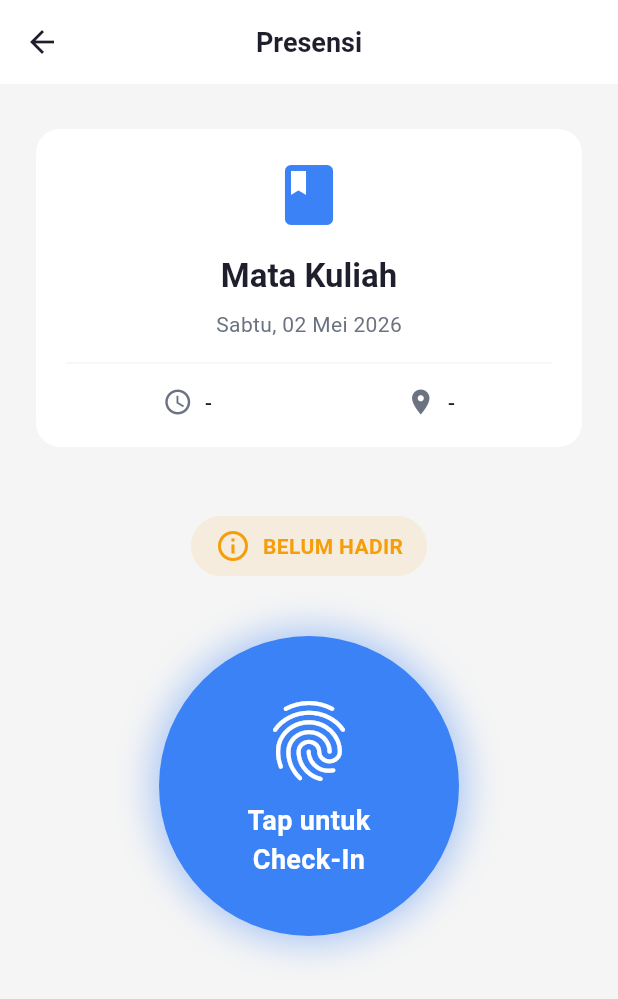
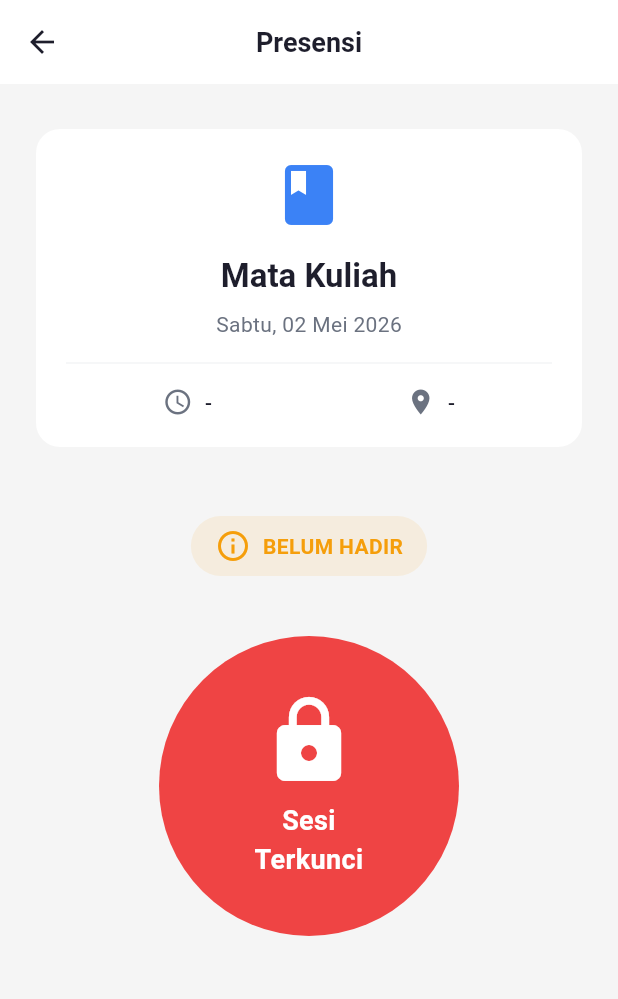
Before and after one commit to MFaizR77/SmartAttend, a Flutter app: the PresensiScreen screen opened directly with sample values from the repository, on a phone screen of 412 x 824 dp. Shown: the top 999 px of the screen. Run offline on Flutter 3.47's test engine with Material 3 defaults, Android fonts, the phone set to English and light mode, and no system bars; our stand-ins replace connectivity_plus, flutter_dotenv, flutter_local_notifications, hive, hive_flutter, timezone; missing offline and left inert: mongo_dart; accounts and stored records are empty.

Commit message:
Absensi mahasiswa bedasarkan dibuka/belum dibuka oleh dosen, testing notifikasi

```diff
--- a/lib/features/mahasiswa/presensi/view/presensi_screen.dart
+++ b/lib/features/mahasiswa/presensi/view/presensi_screen.dart
@@ -37,11 +37,11 @@ class _PresensiScreenState extends State<PresensiScreen> {
   }
 
   void _handleCheckIn() async {
-    // 1. Validasi Jendela Waktu Lokal (Local Time-Window)
-    if (!_vm.isWithinTimeWindow(widget.jadwal['jam'] ?? '')) {
+    // 1. Validasi Kelas sudah dimulai oleh Dosen
+    if (!_vm.isKelasBuka.value) {
       ScaffoldMessenger.of(context).showSnackBar(
-        SnackBar(
-          content: Text('Absen ditolak: Di luar jam perkuliahan (${widget.jadwal['jam']})'),
+        const SnackBar(
+          content: Text('Absen ditolak: Sesi kelas belum dimulai atau sudah diakhiri oleh dosen.'),
           backgroundColor: AppColors.error,
         ),
       );
@@ -163,12 +163,21 @@ class _PresensiScreenState extends State<PresensiScreen> {
 
                     // Big Action Button
                     ValueListenableBuilder<bool>(
+                      valueListenable: _vm.isKelasBuka,
+                      builder: (context, isKelasBuka, _) {
+                        return ValueListenableBuilder<bool>(
                           valueListenable: _vm.isLoading,
                           builder: (context, isLoading, _) {
+                            final Color buttonColor = isHadir
+                                ? AppColors.success
+                                : (!isKelasBuka
+                                    ? AppColors.error
+                                    : (isLoading ? AppColors.accentLight : AppColors.accent));
+
                             return Material(
                               color: Colors.transparent,
                               child: InkWell(
-                            onTap: isHadir || isLoading ? null : _handleCheckIn,
+                                onTap: isHadir || isLoading || !isKelasBuka ? null : _handleCheckIn,
                                 borderRadius: BorderRadius.circular(100),
                                 child: AnimatedContainer(
                                   duration: const Duration(milliseconds: 300),
@@ -176,11 +185,9 @@ class _PresensiScreenState extends State<PresensiScreen> {
                                   height: 200,
                                   decoration: BoxDecoration(
                                     shape: BoxShape.circle,
-                                color: isHadir
-                                    ? AppColors.success
-                                    : (isLoading ? AppColors.accentLight : AppColors.accent),
+                                    color: buttonColor,
                                     boxShadow: [
-                                  if (!isHadir && !isLoading)
+                                      if (!isHadir && !isLoading && isKelasBuka)
                                         BoxShadow(
                                           color: AppColors.accent.withValues(alpha: 0.4),
                                           blurRadius: 20,
@@ -195,13 +202,17 @@ class _PresensiScreenState extends State<PresensiScreen> {
                                             mainAxisAlignment: MainAxisAlignment.center,
                                             children: [
                                               Icon(
-                                            isHadir ? Icons.check : Icons.fingerprint,
+                                                isHadir
+                                                    ? Icons.check
+                                                    : (!isKelasBuka ? Icons.lock : Icons.fingerprint),
                                                 size: 64,
                                                 color: Colors.white,
                                               ),
                                               const SizedBox(height: 8),
                                               Text(
-                                            isHadir ? 'Selesai' : 'Tap untuk\nCheck-In',
+                                                isHadir
+                                                    ? 'Selesai'
+                                                    : (!isKelasBuka ? 'Sesi\nTerkunci' : 'Tap untuk\nCheck-In'),
                                                 textAlign: TextAlign.center,
                                                 style: const TextStyle(
                                                   color: Colors.white,
@@ -214,6 +225,8 @@ class _PresensiScreenState extends State<PresensiScreen> {
                                   ),
                                 ),
                               ),
+                            );
+                          },
                         );
                       },
                     ),
--- a/lib/features/mahasiswa/presensi/viewmodel/presensi_viewmodel.dart
+++ b/lib/features/mahasiswa/presensi/viewmodel/presensi_viewmodel.dart
@@ -11,10 +11,15 @@ class PresensiViewModel {
   final ValueNotifier<bool> isHadir = ValueNotifier(false);
   final ValueNotifier<String?> errorMessage = ValueNotifier(null);
   final ValueNotifier<bool> isOfflineMode = ValueNotifier(false);
+  final ValueNotifier<bool> isKelasBuka = ValueNotifier(false);
 
   Future<void> checkInitialStatus(String jadwalId, User user) async {
     isLoading.value = true;
     try {
+      // Cek apakah kelas sedang berjalan (dari sisi Dosen)
+      final kelasBerjalan = await DatabaseService().isKelasBerjalan(jadwalId);
+      isKelasBuka.value = kelasBerjalan;
+
       // 1. Cek dari lokal (Hive) dulu
       final presensiBox = HiveHelper.recordPresensiBoxInstance;
       final localRecords = presensiBox.values.where((r) =>
@@ -126,5 +131,6 @@ class PresensiViewModel {
     isLoading.dispose();
     isHadir.dispose();
     errorMessage.dispose();
+    isKelasBuka.dispose();
   }
 }
```
Also changed, not shown: lib/data/remote/database_service.dart (+26 -0 lines), lib/features/mahasiswa/dashboard/view/mahasiswa_dashboard_screen.dart (+49 -0 lines). Lines whose indentation alone changed are shown as unchanged.
